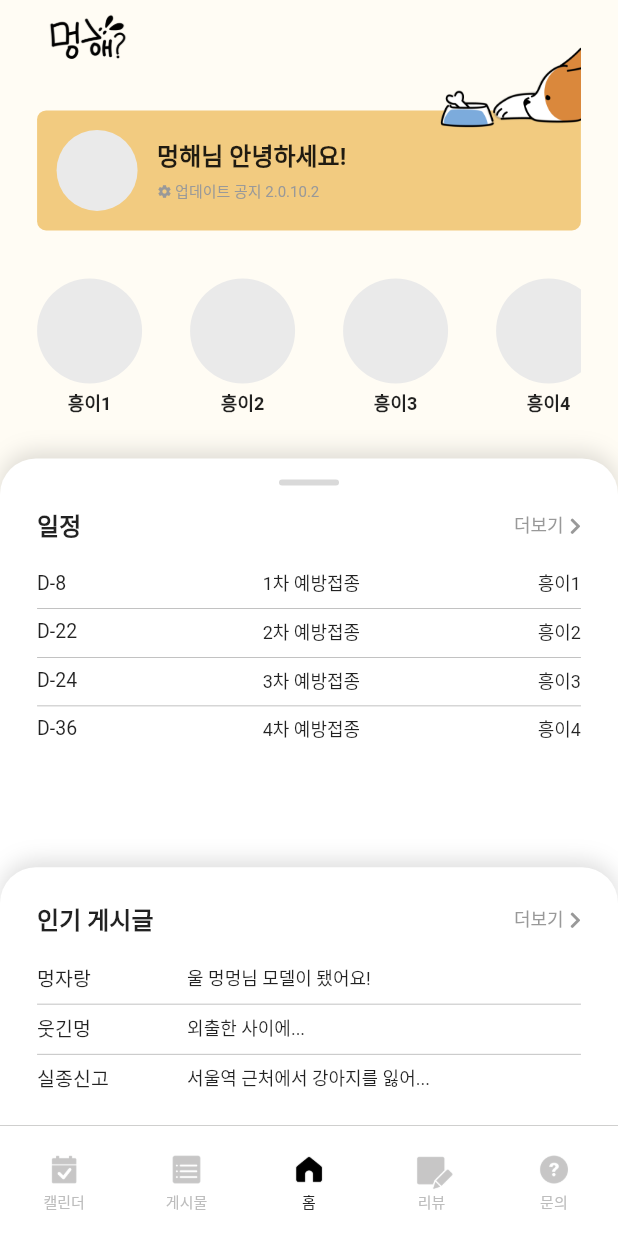
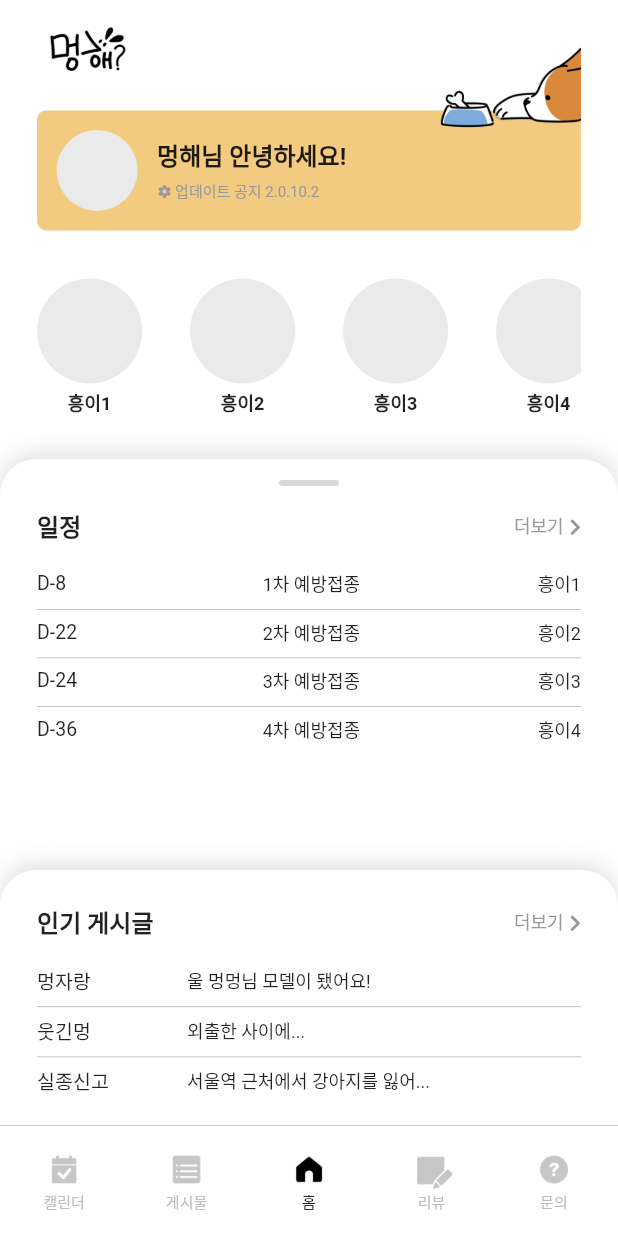
Before and after one commit to potato-club/meonghae_front, a Flutter app: the MainScreen screen opened directly, on a phone screen of 412 x 824 dp. Run offline on Flutter 3.47's test engine with Material 2 defaults, Android fonts, the phone set to English and light mode, and no system bars; our stand-ins replace carousel_slider, font_awesome_flutter, image_picker, video_player; missing offline and left inert: kakao_flutter_sdk_user.

Commit message:
feat. Main_Screen UI #2 - 반응형 추가 - customColor 적용

```diff
--- a/lib/main.dart
+++ b/lib/main.dart
@@ -1,7 +1,7 @@
 import 'package:flutter/material.dart';
 import 'package:kakao_flutter_sdk_user/kakao_flutter_sdk_user.dart';
 import 'package:flutter/services.dart';
-import 'package:meonghae_front/screens/login_screen.dart';
+import 'package:meonghae_front/screens/main_screen.dart';
 
 void main() async {
   // 카카오 앱의 클라이언트 ID를 설정
@@ -22,7 +22,7 @@ class MyApp extends StatelessWidget {
       //   colorScheme: ColorScheme.fromSeed(seedColor: Colors.deepPurple),
       //   useMaterial3: true,
       // ),
-      home: LoginScreen(),
+      home: MainScreen(),
     );
   }
 }
--- a/lib/screens/main_screen.dart
+++ b/lib/screens/main_screen.dart
@@ -1,4 +1,5 @@
 import 'package:flutter/material.dart';
+import 'package:meonghae_front/themes/customColor.dart';
 import 'package:meonghae_front/widgets/main_screen/banner_widget.dart';
 import 'package:meonghae_front/widgets/main_screen/main_content_widget.dart';
 import 'package:meonghae_front/widgets/main_screen/my_dog_scroll_widget.dart';
@@ -10,35 +11,39 @@ class MainScreen extends StatelessWidget {
   @override
   Widget build(BuildContext context) {
     return Scaffold(
-      backgroundColor: const Color(0xFFFFFCF4),
-      body: Column(
-        crossAxisAlignment: CrossAxisAlignment.stretch,
-        children: [
-          Padding(
+      backgroundColor: CustomColor.white,
+      body: Stack(children: [
+        Positioned(
+          child: Padding(
             padding: EdgeInsets.symmetric(
               horizontal: MediaQuery.of(context).size.width * 0.06,
               vertical: 4,
             ),
-            child: const Column(
+            child: Column(
               crossAxisAlignment: CrossAxisAlignment.start,
               children: [
-                Image(
-                  image: AssetImage('assets/images/logo/meonghae_logo.png'),
-                  width: 68,
+                Transform.translate(
+                  offset: const Offset(0, 8),
+                  child: const Image(
+                    image: AssetImage('assets/images/logo/meonghae_logo.png'),
+                    width: 68,
+                  ),
                 ),
-                Padding(
+                const Padding(
                   padding: EdgeInsets.only(top: 24, bottom: 32),
                   child: BannerWidget(),
                 ),
-                MyDogScrollWidget(),
+                const MyDogScrollWidget(),
               ],
             ),
           ),
-          const SizedBox(height: 24),
-          const MainContentWidget(),
-          const UnderBarWidget()
-        ],
-      ),
+        ),
+        const Positioned(
+          bottom: 74,
+          child: MainContentWidget(),
+        ),
+        const Positioned(bottom: 0, child: UnderBarWidget())
+      ]),
     );
   }
 }
--- a/lib/widgets/main_screen/banner_widget.dart
+++ b/lib/widgets/main_screen/banner_widget.dart
@@ -1,4 +1,5 @@
 import 'package:flutter/material.dart';
+import 'package:meonghae_front/themes/customColor.dart';
 
 class BannerWidget extends StatefulWidget {
   const BannerWidget({super.key});
@@ -13,7 +14,7 @@ class _BannerWidgetState extends State<BannerWidget> {
     return Stack(clipBehavior: Clip.none, children: [
       Container(
         decoration: BoxDecoration(
-          color: const Color(0xFFF2CB80),
+          color: CustomColor.brown1,
           borderRadius: BorderRadius.circular(6),
         ),
         child: Padding(
@@ -25,7 +26,7 @@ class _BannerWidgetState extends State<BannerWidget> {
                 width: 54,
                 height: 54,
                 decoration: BoxDecoration(
-                    color: const Color(0xFFEAEAEA),
+                    color: CustomColor.ivoey2,
                     borderRadius: BorderRadius.circular(27)),
               ),
               const Padding(
@@ -46,7 +47,7 @@ class _BannerWidgetState extends State<BannerWidget> {
                           Icon(
                             Icons.settings_sharp,
                             size: 10,
-                            color: Color(0xFF999999),
+                            color: CustomColor.gray,
                           ),
                           Padding(
                             padding: EdgeInsets.only(left: 2, bottom: 2),
@@ -54,7 +55,7 @@ class _BannerWidgetState extends State<BannerWidget> {
                               "업데이트 공지 2.0.10.2",
                               style: TextStyle(
                                 fontSize: 10,
-                                color: Color(0xFF999999),
+                                color: CustomColor.gray,
                               ),
                             ),
                           )
--- a/lib/widgets/main_screen/main_content_label_widget.dart
+++ b/lib/widgets/main_screen/main_content_label_widget.dart
@@ -1,5 +1,6 @@
 import 'package:flutter/material.dart';
 import 'package:font_awesome_flutter/font_awesome_flutter.dart';
+import 'package:meonghae_front/themes/customColor.dart';
 
 class MainContentLabelWidget extends StatelessWidget {
   final String label;
@@ -27,7 +28,7 @@ class MainContentLabelWidget extends StatelessWidget {
                 style: TextStyle(
                   fontSize: 12,
                   fontWeight: FontWeight.w400,
-                  color: Color(0xFF999999),
+                  color: CustomColor.gray,
                 ),
               ),
               Padding(
@@ -35,7 +36,7 @@ class MainContentLabelWidget extends StatelessWidget {
                 child: FaIcon(
                   FontAwesomeIcons.chevronRight,
                   size: 12,
-                  color: Color(0xFF999999),
+                  color: CustomColor.gray,
                 ),
               )
             ],
--- a/lib/widgets/main_screen/main_content_widget.dart
+++ b/lib/widgets/main_screen/main_content_widget.dart
@@ -1,4 +1,5 @@
 import 'package:flutter/material.dart';
+import 'package:meonghae_front/themes/customColor.dart';
 import 'package:meonghae_front/widgets/main_screen/post_content_widget.dart';
 import 'package:meonghae_front/widgets/main_screen/schedule_content_widget.dart';
 
@@ -7,19 +8,19 @@ class MainContentWidget extends StatelessWidget {
 
   @override
   Widget build(BuildContext context) {
-    return Expanded(
-      child: Container(
+    return Container(
+      height: MediaQuery.of(context).size.height - 380,
       width: MediaQuery.of(context).size.width,
-        decoration: const BoxDecoration(
+      decoration: BoxDecoration(
           color: Colors.white,
-            borderRadius: BorderRadius.only(
+          borderRadius: const BorderRadius.only(
             topLeft: Radius.circular(24),
             topRight: Radius.circular(24),
           ),
           boxShadow: [
             BoxShadow(
-                  color: Color(0x22000000),
-                  offset: Offset(0, -4),
+                color: CustomColor.black1.withOpacity(0.12),
+                offset: const Offset(0, -4),
                 blurRadius: 12,
                 spreadRadius: 0)
           ]),
@@ -35,7 +36,7 @@ class MainContentWidget extends StatelessWidget {
                   width: 40,
                   height: 4,
                   decoration: BoxDecoration(
-                      color: const Color(0xFFD9D9D9),
+                    color: CustomColor.lightGray1,
                     borderRadius: BorderRadius.circular(2),
                   ),
                 ),
@@ -51,16 +52,16 @@ class MainContentWidget extends StatelessWidget {
           ),
           Container(
             width: MediaQuery.of(context).size.width,
-              decoration: const BoxDecoration(
+            decoration: BoxDecoration(
                 color: Colors.white,
-                  borderRadius: BorderRadius.only(
+                borderRadius: const BorderRadius.only(
                   topLeft: Radius.circular(24),
                   topRight: Radius.circular(24),
                 ),
                 boxShadow: [
                   BoxShadow(
-                        color: Color(0x22000000),
-                        offset: Offset(0, -4),
+                      color: CustomColor.black1.withOpacity(0.12),
+                      offset: const Offset(0, -4),
                       blurRadius: 12,
                       spreadRadius: 0)
                 ]),
@@ -74,7 +75,6 @@ class MainContentWidget extends StatelessWidget {
           )
         ],
       ),
-      ),
     );
   }
 }
--- a/lib/widgets/main_screen/my_dog_scroll_widget.dart
+++ b/lib/widgets/main_screen/my_dog_scroll_widget.dart
@@ -1,4 +1,5 @@
 import 'package:flutter/material.dart';
+import 'package:meonghae_front/themes/customColor.dart';
 
 class MyDogScrollWidget extends StatefulWidget {
   const MyDogScrollWidget({super.key});
@@ -19,7 +20,7 @@ class _MyDogScrollWidgetState extends State<MyDogScrollWidget> {
             width: 70,
             height: 70,
             decoration: BoxDecoration(
-                color: const Color(0xFFEAEAEA),
+                color: CustomColor.ivoey2,
                 borderRadius: BorderRadius.circular(35)),
           ),
           Padding(
--- a/lib/widgets/main_screen/post_content_widget.dart
+++ b/lib/widgets/main_screen/post_content_widget.dart
@@ -1,4 +1,5 @@
 import 'package:flutter/material.dart';
+import 'package:meonghae_front/themes/customColor.dart';
 import 'package:meonghae_front/widgets/main_screen/main_content_label_widget.dart';
 
 class PostContentWidget extends StatelessWidget {
@@ -11,7 +12,7 @@ class PostContentWidget extends StatelessWidget {
             ? null
             : const Border(
                 bottom: BorderSide(
-                  color: Color(0xFF999999),
+                  color: CustomColor.gray,
                   width: 0.4,
                 ),
               ),
--- a/lib/widgets/main_screen/schedule_content_widget.dart
+++ b/lib/widgets/main_screen/schedule_content_widget.dart
@@ -1,4 +1,5 @@
 import 'package:flutter/material.dart';
+import 'package:meonghae_front/themes/customColor.dart';
 import 'package:meonghae_front/widgets/main_screen/main_content_label_widget.dart';
 
 class ScheduleContentWidget extends StatelessWidget {
@@ -12,7 +13,7 @@ class ScheduleContentWidget extends StatelessWidget {
             ? null
             : const Border(
                 bottom: BorderSide(
-                  color: Color(0xFF999999),
+                  color: CustomColor.gray,
                   width: 0.4,
                 ),
               ),
@@ -51,7 +52,7 @@ class ScheduleContentWidget extends StatelessWidget {
         const MainContentLabelWidget(label: "일정"),
         const SizedBox(height: 12),
         SizedBox(
-          height: 147,
+          height: MediaQuery.of(context).size.height - 632,
           child: SingleChildScrollView(
             scrollDirection: Axis.vertical,
             child: Column(
```
Also changed, not shown: lib/screens/test.dart (added, +52 -0 lines). Lines whose indentation alone changed are shown as unchanged.
